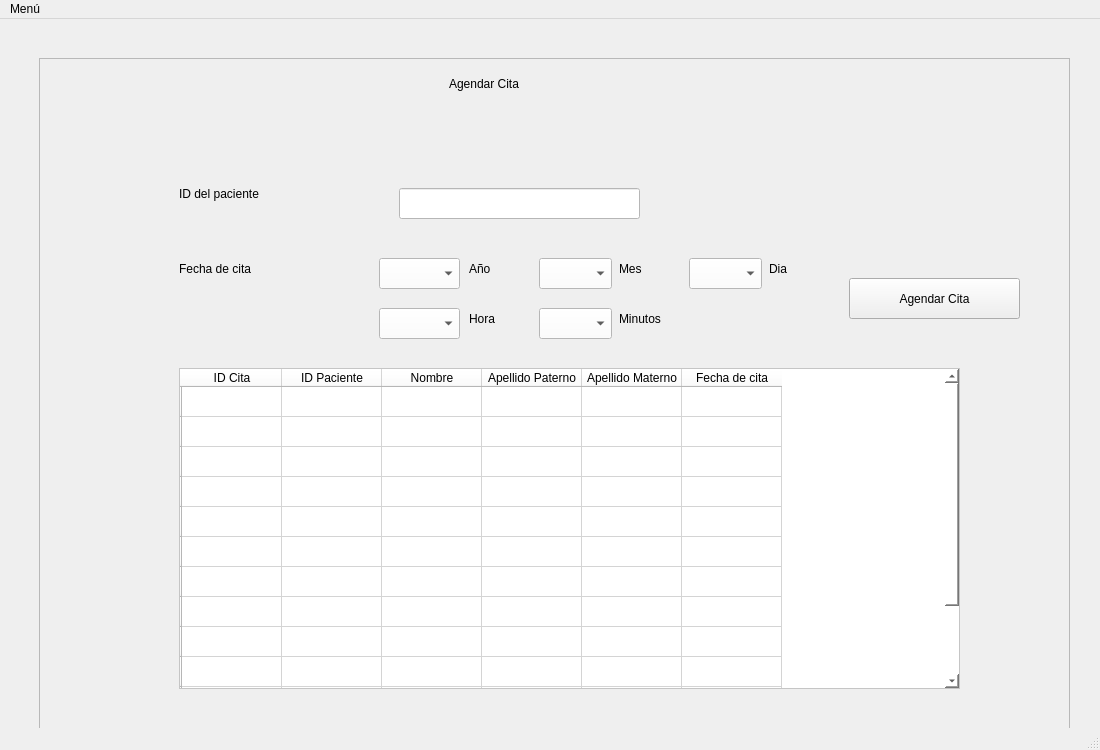
The window that Interfaces/AddCita.ui (xVyrusz/J-Medic2) describes before a commit, drawn with Qt 5.
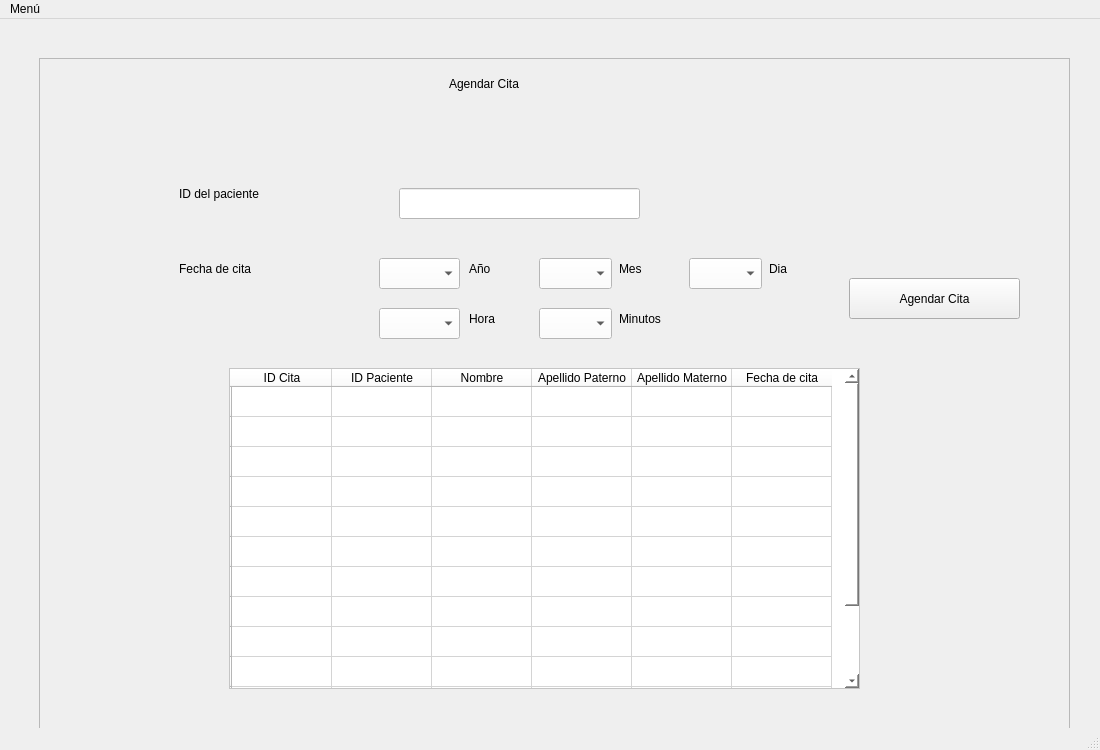
The same window after the commit.

```diff
--- a/Interfaces/AddCita.ui
+++ b/Interfaces/AddCita.ui
@@ -957,9 +957,9 @@
     <widget class="QTableWidget" name="tablaCitas">
      <property name="geometry">
       <rect>
-       <x>140</x>
+       <x>190</x>
        <y>310</y>
-       <width>781</width>
+       <width>631</width>
        <height>321</height>
       </rect>
      </property>
```
Left out of the diff: 50 changed lines with no effect on the pictures.
